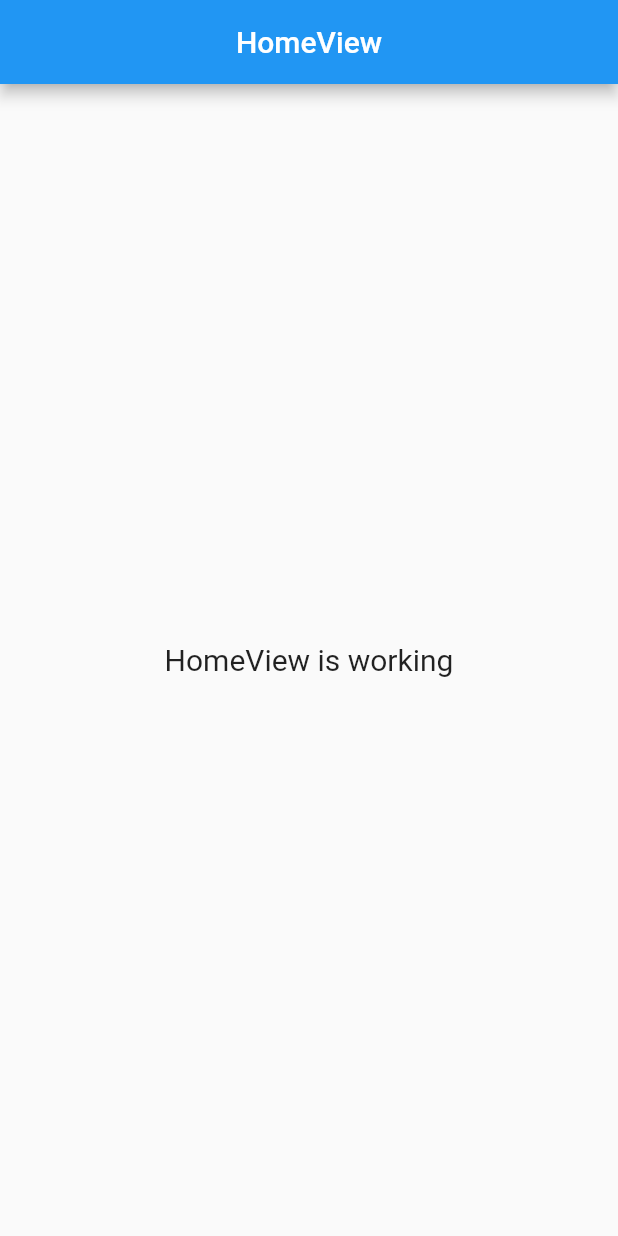
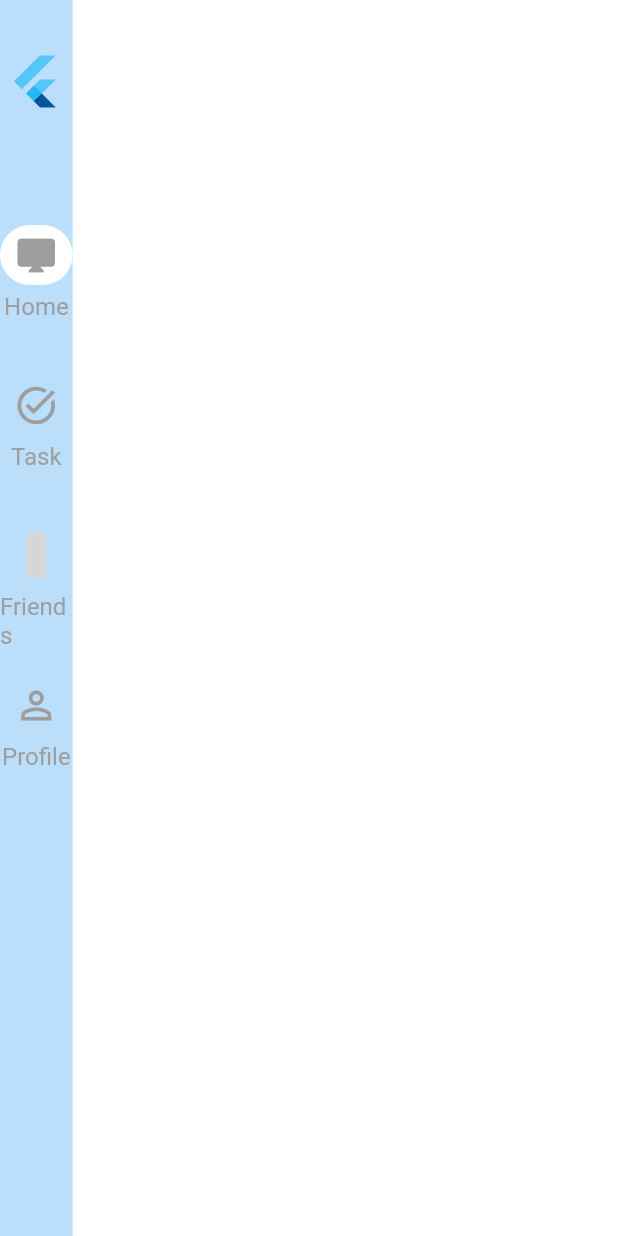
Before and after one commit to GrimsAlphaDev/GrimsAlphaDev-Pemrograman-Internet-Lanjut_Mochammad-Haikal-Alfandi-S_20200121021-SI_Enterprise-1_5, a Flutter app: the screen it shows after launch, on a phone screen of 412 x 824 dp. Run offline on Flutter 3.47's test engine with Material 2 defaults, Android fonts, the phone set to English and light mode, and no system bars; our stand-ins replace get; missing offline and left inert: antdesign_icons; grey boxes are pictures that could not be loaded.

Commit message:
Pertemuan 3 _ Home screen, drawer menu / sidebar

```diff
--- a/lib/app/modules/home/views/home_view.dart
+++ b/lib/app/modules/home/views/home_view.dart
@@ -1,4 +1,5 @@
 import 'package:flutter/material.dart';
+import 'package:flutter_pertama/app/utils/widget/sideBar.dart';
 
 import 'package:get/get.dart';
 
@@ -9,16 +10,18 @@
   @override
   Widget build(BuildContext context) {
     return Scaffold(
-      appBar: AppBar(
-        title: const Text('HomeView'),
-        centerTitle: true,
-      ),
-      body: Center(
-        child: Text(
-          'HomeView is working',
-          style: TextStyle(fontSize: 20),
-        ),
-      ),
-    );
+        backgroundColor: Colors.blue[100],
+        body: Row(
+          children: [
+            const Expanded(
+              flex: 2,
+              child: SideBar(),
+            ),
+            Expanded(
+              flex: 15,
+              child: Container(color: Colors.white),
+            ),
+          ],
+        ));
   }
 }
--- /dev/null
+++ b/lib/app/utils/widget/sideBar.dart
@@ -0,0 +1,175 @@
+import 'package:flutter/material.dart';
+import 'package:get/get.dart';
+import 'package:antdesign_icons/antdesign_icons.dart';
+import 'package:flutter_pertama/app/routes/app_pages.dart';
+
+class SideBar extends StatelessWidget {
+  const SideBar({
+    Key? key,
+  }) : super(key: key);
+
+  @override
+  Widget build(BuildContext context) {
+    return Drawer(
+      elevation: 5,
+      child: Container(
+        height: Get.height,
+        color: Colors.blue[100],
+        child: SingleChildScrollView(
+          child: Column(
+            mainAxisAlignment: MainAxisAlignment.start,
+            children: [
+              // Logo
+              Container(
+                height: 100,
+                padding: const EdgeInsets.only(top: 30),
+                width: double.infinity,
+                alignment: Alignment.topCenter,
+                child: const Image(image: AssetImage('assets/icons/icon.png')),
+              ),
+              const SizedBox(
+                height: 50,
+              ),
+              SizedBox(
+                height: 100,
+                child: Center(
+                  child: InkWell(
+                    child: Column(
+                      children: [
+                        Container(
+                          height: 40,
+                          width: 100,
+                          decoration: Get.currentRoute == '/home'
+                              ? BoxDecoration(
+                                  borderRadius: BorderRadius.circular(40),
+                                  color: Colors.white)
+                              : const BoxDecoration(),
+                          child: Icon(
+                              Get.currentRoute == '/home'
+                                  ? Icons.desktop_mac
+                                  : Icons.desktop_mac_outlined,
+                              color: Colors.grey,
+                              size: 30),
+                        ),
+                        const SizedBox(
+                          height: 5,
+                        ),
+                        const Text(
+                          'Home',
+                          style: TextStyle(color: Colors.grey, fontSize: 16),
+                        ),
+                      ],
+                    ),
+                    onTap: () => Get.toNamed(Routes.HOME),
+                  ),
+                ),
+              ),
+              SizedBox(
+                height: 100,
+                child: Center(
+                  child: InkWell(
+                    child: Column(
+                      children: [
+                        Container(
+                          height: 40,
+                          width: 100,
+                          decoration: Get.currentRoute == '/task'
+                              ? BoxDecoration(
+                                  borderRadius: BorderRadius.circular(40),
+                                  color: Colors.white)
+                              : BoxDecoration(),
+                          child: Icon(
+                              Get.currentRoute == '/task'
+                                  ? Icons.task_alt
+                                  : Icons.task_alt_outlined,
+                              color: Colors.grey,
+                              size: 30),
+                        ),
+                        const SizedBox(
+                          height: 5,
+                        ),
+                        const Text(
+                          'Task',
+                          style: TextStyle(color: Colors.grey, fontSize: 16),
+                        ),
+                      ],
+                    ),
+                    onTap: () => Get.toNamed(Routes.TASK),
+                  ),
+                ),
+              ),
+              SizedBox(
+                height: 100,
+                child: Center(
+                  child: InkWell(
+                    child: Column(
+                      children: [
+                        Container(
+                          height: 40,
+                          width: 100,
+                          decoration: Get.currentRoute == '/friends'
+                              ? BoxDecoration(
+                                  borderRadius: BorderRadius.circular(40),
+                                  color: Colors.white)
+                              : BoxDecoration(),
+                          child: Icon(
+                              Get.currentRoute == '/friends'
+                                  ? AntIcons.heartFilled
+                                  : AntIcons.heartOutlined,
+                              color: Colors.grey,
+                              size: 30),
+                        ),
+                        const SizedBox(
+                          height: 5,
+                        ),
+                        const Text(
+                          'Friends',
+                          style: TextStyle(color: Colors.grey, fontSize: 16),
+                        ),
+                      ],
+                    ),
+                    onTap: () => Get.toNamed(Routes.FRIENDS),
+                  ),
+                ),
+              ),
+              SizedBox(
+                height: 100,
+                child: Center(
+                  child: InkWell(
+                    child: Column(
+                      children: [
+                        Container(
+                          height: 40,
+                          width: 100,
+                          decoration: Get.currentRoute == '/profile'
+                              ? BoxDecoration(
+                                  borderRadius: BorderRadius.circular(40),
+                                  color: Colors.white)
+                              : BoxDecoration(),
+                          child: Icon(
+                              Get.currentRoute == '/profile'
+                                  ? Icons.person
+                                  : Icons.person_outline,
+                              color: Colors.grey,
+                              size: 30),
+                        ),
+                        const SizedBox(
+                          height: 5,
+                        ),
+                        const Text(
+                          'Profile',
+                          style: TextStyle(color: Colors.grey, fontSize: 16),
+                        ),
+                      ],
+                    ),
+                    onTap: () => Get.toNamed(Routes.PROFILE),
+                  ),
+                ),
+              ),
+            ],
+          ),
+        ),
+      ),
+    );
+  }
+}
```
